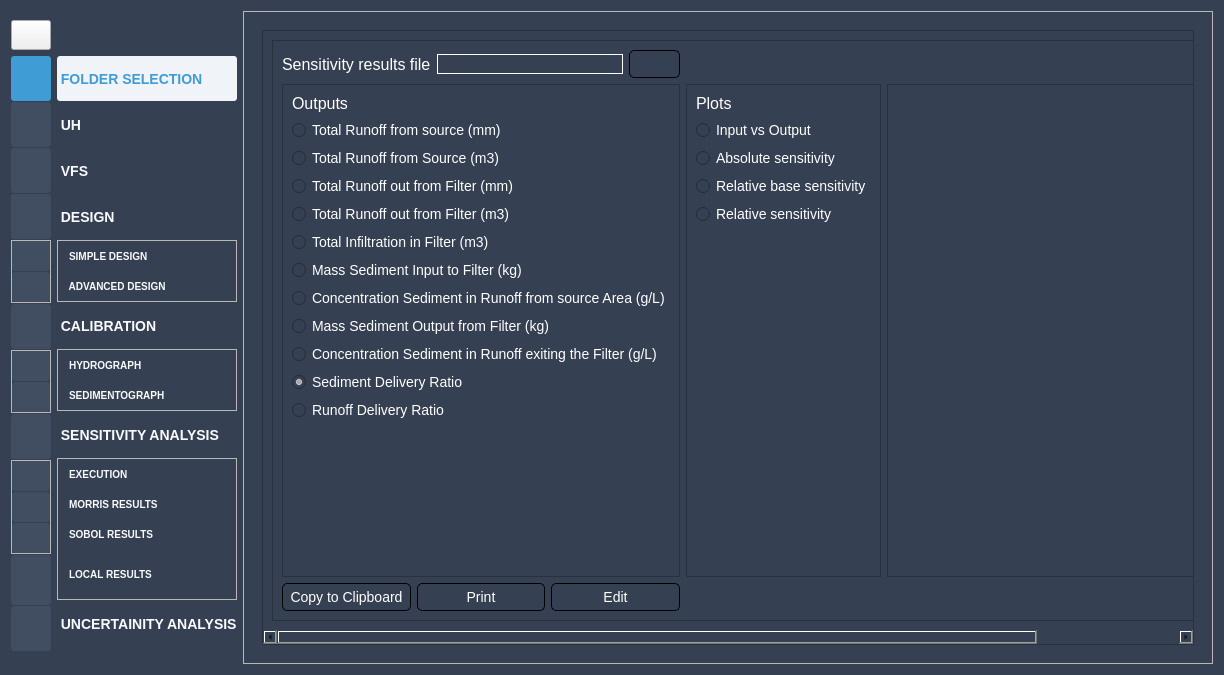
This is ui/Qvfsmod_dialog_base.ui in Inigobarbe/VFSMOD-GUI as Qt 5 draws it before an edit. The edited form follows.
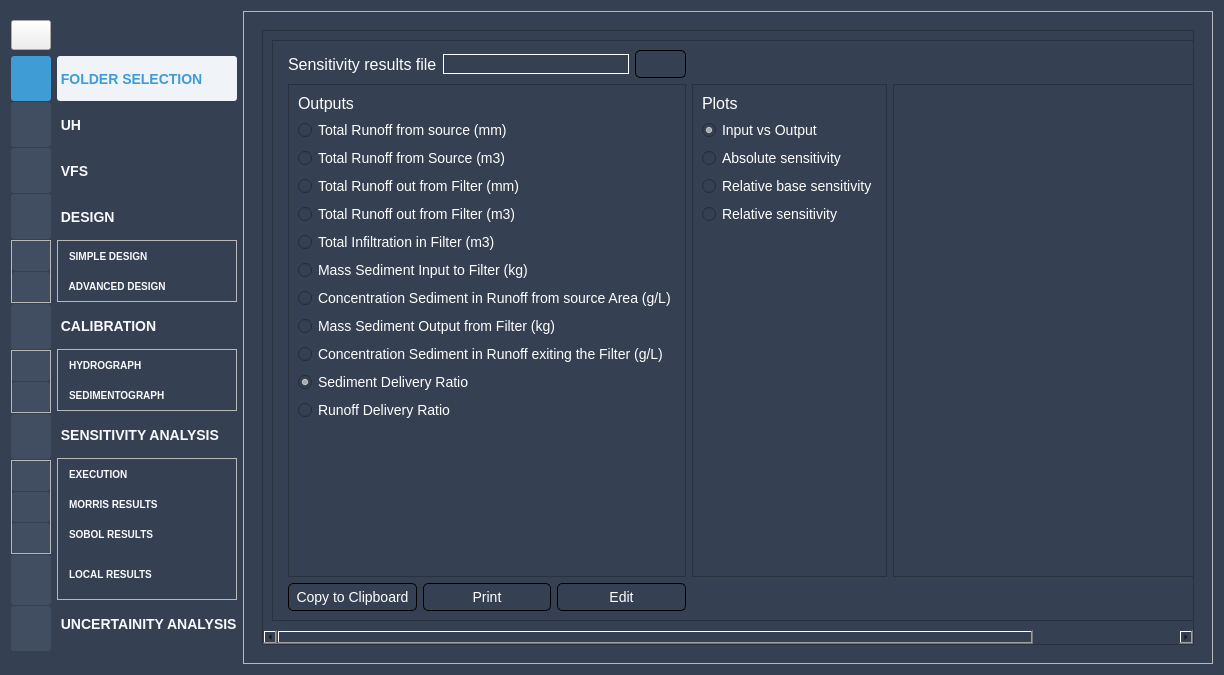
This is the edited form. The open tabs and pages were chosen to show the change. Icons and pictures are not drawn.

```diff
--- a/ui/Qvfsmod_dialog_base.ui
+++ b/ui/Qvfsmod_dialog_base.ui
@@ -6976,7 +6976,7 @@
               <rect>
                <x>0</x>
                <y>0</y>
-               <width>1108</width>
+               <width>1124</width>
                <height>575</height>
               </rect>
              </property>
@@ -6990,7 +6990,95 @@
                  <enum>QFrame::Raised</enum>
                 </property>
                 <layout class="QGridLayout" name="gridLayout_39">
-                 <item row="0" column="0">
+                 <item row="2" column="1">
+                  <layout class="QHBoxLayout" name="horizontalLayout_129">
+                   <item>
+                    <widget class="QPushButton" name="pushButton_30">
+                     <property name="text">
+                      <string>Copy to Clipboard</string>
+                     </property>
+                    </widget>
+                   </item>
+                   <item>
+                    <widget class="QPushButton" name="pushButton_31">
+                     <property name="text">
+                      <string>Print</string>
+                     </property>
+                    </widget>
+                   </item>
+                   <item>
+                    <widget class="QPushButton" name="pushButton_32">
+                     <property name="text">
+                      <string>Edit</string>
+                     </property>
+                    </widget>
+                   </item>
+                  </layout>
+                 </item>
+                 <item row="1" column="2">
+                  <widget class="QFrame" name="frame_23">
+                   <property name="frameShape">
+                    <enum>QFrame::StyledPanel</enum>
+                   </property>
+                   <property name="frameShadow">
+                    <enum>QFrame::Raised</enum>
+                   </property>
+                   <layout class="QVBoxLayout" name="verticalLayout_15">
+                    <item>
+                     <widget class="QLabel" name="label_68">
+                      <property name="text">
+                       <string>Plots</string>
+                      </property>
+                     </widget>
+                    </item>
+                    <item>
+                     <widget class="QRadioButton" name="radioButton">
+                      <property name="text">
+                       <string>Input vs Output</string>
+                      </property>
+                      <property name="checked">
+                       <bool>true</bool>
+                      </property>
+                     </widget>
+                    </item>
+                    <item>
+                     <widget class="QRadioButton" name="radioButton_2">
+                      <property name="text">
+                       <string>Absolute sensitivity</string>
+                      </property>
+                     </widget>
+                    </item>
+                    <item>
+                     <widget class="QRadioButton" name="radioButton_3">
+                      <property name="text">
+                       <string>Relative base sensitivity</string>
+                      </property>
+                     </widget>
+                    </item>
+                    <item>
+                     <widget class="QRadioButton" name="radioButton_4">
+                      <property name="text">
+                       <string>Relative sensitivity</string>
+                      </property>
+                     </widget>
+                    </item>
+                    <item>
+                     <spacer name="verticalSpacer_12">
+                      <property name="orientation">
+                       <enum>Qt::Vertical</enum>
+                      </property>
+                      <property name="sizeHint" stdset="0">
+                       <size>
+                        <width>20</width>
+                        <height>40</height>
+                       </size>
+                      </property>
+                     </spacer>
+                    </item>
+                   </layout>
+                  </widget>
+                 </item>
+                 <item row="0" column="1">
                   <layout class="QHBoxLayout" name="horizontalLayout_128">
                    <item>
                     <widget class="QLabel" name="label_132">
@@ -7011,7 +7099,7 @@
                    </item>
                   </layout>
                  </item>
-                 <item row="1" column="0">
+                 <item row="1" column="1">
                   <widget class="QFrame" name="frame_22">
                    <property name="frameShape">
                     <enum>QFrame::StyledPanel</enum>
@@ -7123,67 +7211,7 @@
                    </layout>
                   </widget>
                  </item>
-                 <item row="1" column="1">
-                  <widget class="QFrame" name="frame_23">
-                   <property name="frameShape">
-                    <enum>QFrame::StyledPanel</enum>
-                   </property>
-                   <property name="frameShadow">
-                    <enum>QFrame::Raised</enum>
-                   </property>
-                   <layout class="QVBoxLayout" name="verticalLayout_15">
-                    <item>
-                     <widget class="QLabel" name="label_68">
-                      <property name="text">
-                       <string>Plots</string>
-                      </property>
-                     </widget>
-                    </item>
-                    <item>
-                     <widget class="QRadioButton" name="radioButton">
-                      <property name="text">
-                       <string>Input vs Output</string>
-                      </property>
-                     </widget>
-                    </item>
-                    <item>
-                     <widget class="QRadioButton" name="radioButton_2">
-                      <property name="text">
-                       <string>Absolute sensitivity</string>
-                      </property>
-                     </widget>
-                    </item>
-                    <item>
-                     <widget class="QRadioButton" name="radioButton_3">
-                      <property name="text">
-                       <string>Relative base sensitivity</string>
-                      </property>
-                     </widget>
-                    </item>
-                    <item>
-                     <widget class="QRadioButton" name="radioButton_4">
-                      <property name="text">
-                       <string>Relative sensitivity</string>
-                      </property>
-                     </widget>
-                    </item>
-                    <item>
-                     <spacer name="verticalSpacer_12">
-                      <property name="orientation">
-                       <enum>Qt::Vertical</enum>
-                      </property>
-                      <property name="sizeHint" stdset="0">
-                       <size>
-                        <width>20</width>
-                        <height>40</height>
-                       </size>
-                      </property>
-                     </spacer>
-                    </item>
-                   </layout>
-                  </widget>
-                 </item>
-                 <item row="1" column="2">
+                 <item row="1" column="3">
                   <widget class="QFrame" name="frame_24">
                    <property name="minimumSize">
                     <size>
@@ -7199,30 +7227,15 @@
                    </property>
                   </widget>
                  </item>
-                 <item row="2" column="0">
-                  <layout class="QHBoxLayout" name="horizontalLayout_129">
-                   <item>
-                    <widget class="QPushButton" name="pushButton_30">
-                     <property name="text">
-                      <string>Copy to Clipboard</string>
-                     </property>
-                    </widget>
-                   </item>
-                   <item>
-                    <widget class="QPushButton" name="pushButton_31">
-                     <property name="text">
-                      <string>Print</string>
-                     </property>
-                    </widget>
-                   </item>
-                   <item>
-                    <widget class="QPushButton" name="pushButton_32">
-                     <property name="text">
-                      <string>Edit</string>
-                     </property>
-                    </widget>
-                   </item>
-                  </layout>
+                 <item row="1" column="0">
+                  <widget class="QFrame" name="inputs_oat">
+                   <property name="frameShape">
+                    <enum>QFrame::StyledPanel</enum>
+                   </property>
+                   <property name="frameShadow">
+                    <enum>QFrame::Raised</enum>
+                   </property>
+                  </widget>
                  </item>
                 </layout>
                </widget>
```
Left out of the diff: 12 changed lines with no effect on the pictures.
